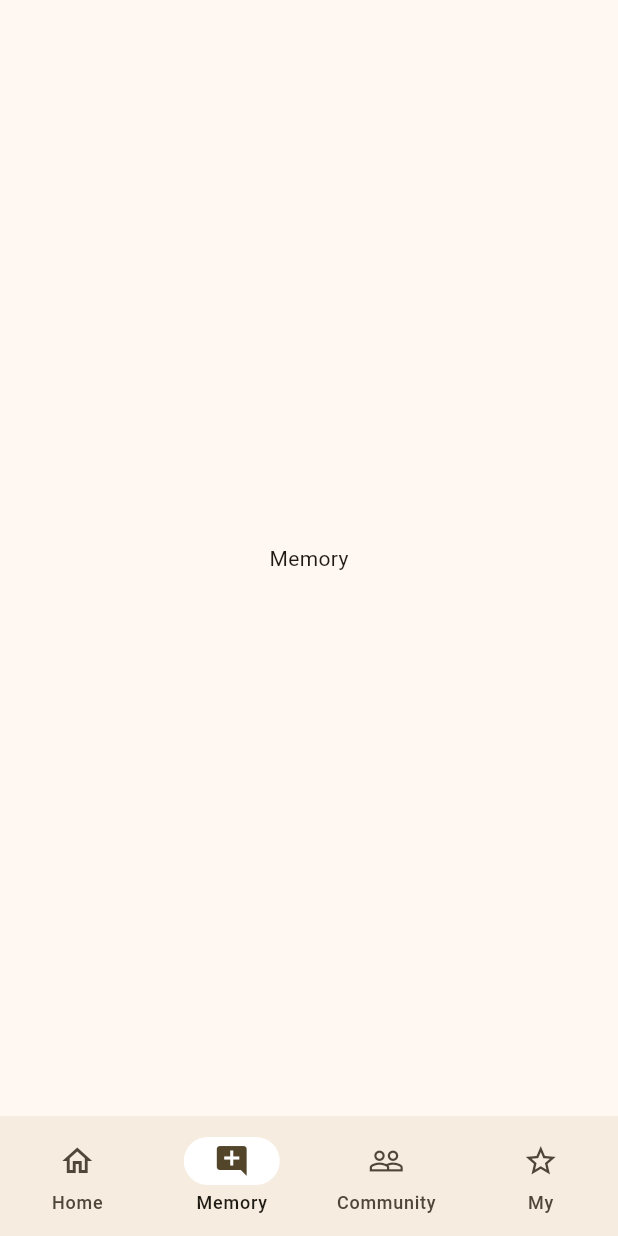
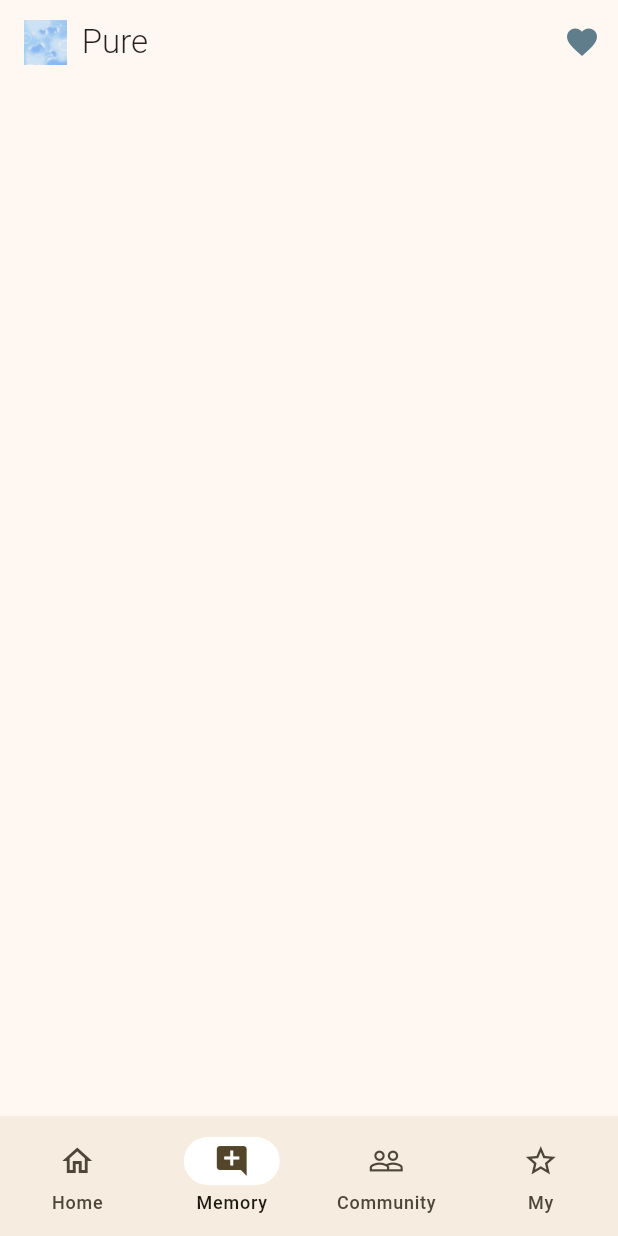
Before and after one commit to mimo626/pureApp, a Flutter app: the screen it shows after launch, item 2 of the bottom bar chosen, on a phone screen of 412 x 824 dp. Run offline on Flutter 3.47's test engine with Material 3 defaults, Android fonts, the light colour scheme and no system bars; our stand-ins replace carousel_slider, smooth_page_indicator.

Commit message:
[Feature] Memory화면 구현_AppBar

```diff
--- a/lib/screen/main_screen.dart
+++ b/lib/screen/main_screen.dart
@@ -2,6 +2,7 @@ import 'package:flutter/material.dart';
 import 'package:flutter03_mingflix/provider/navigation_index_provider.dart';
 import 'package:flutter03_mingflix/screen/community_screen.dart';
 import 'package:flutter03_mingflix/screen/home_screen.dart';
+import 'package:flutter03_mingflix/screen/memory_screen.dart';
 import 'package:provider/provider.dart';
 
 class MainScreen extends StatefulWidget {
@@ -28,7 +29,7 @@ class _MainScreenState extends State<MainScreen> {
     return Container(
       child: [
       HomeScreen(),
-      Center(child: Text("Memory")),
+      MemoryScreen(),
       CommunityScreen(),
       Center(child: Text("My"))
       ][currentIndex]
--- /dev/null
+++ b/lib/screen/memory_screen.dart
@@ -0,0 +1,25 @@
+import 'package:flutter/material.dart';
+import 'package:flutter03_mingflix/widget/home_top_app_bar.dart';
+
+class MemoryScreen extends StatefulWidget {
+  const MemoryScreen({super.key});
+
+  @override
+  State<MemoryScreen> createState() => _MemoryScreenState();
+}
+
+class _MemoryScreenState extends State<MemoryScreen> {
+  @override
+  Widget build(BuildContext context) {
+    return Scaffold(
+      appBar: HomeTopAppBar(),
+      body: Container(
+        child: Column(
+          children: [
+
+          ],
+        ),
+      ),
+    );
+  }
+}
```
